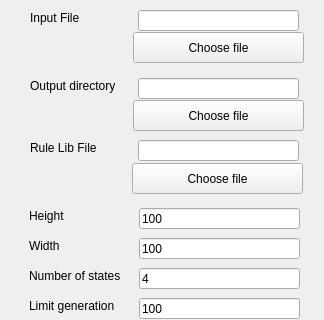
Qt form mainwindow.ui (phanmduong/Cellular-Automaton-Simulator) before a commit; both pictures show x 0 to 324 and y 0 to 320 of the 324 by 594 pixel window.
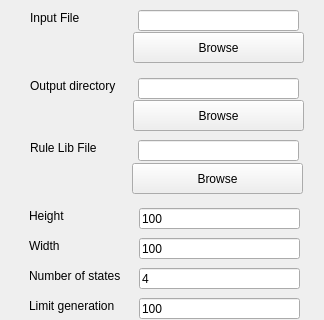
The same form after that commit.

Diff of the .ui file:
```diff
--- a/mainwindow.ui
+++ b/mainwindow.ui
@@ -191,7 +191,7 @@
      </rect>
     </property>
     <property name="text">
-     <string>Choose file</string>
+     <string>Browse</string>
     </property>
    </widget>
    <widget class="QLineEdit" name="inputFilePathEdit">
@@ -262,7 +262,7 @@
      </rect>
     </property>
     <property name="text">
-     <string>Choose file</string>
+     <string>Browse</string>
     </property>
    </widget>
    <widget class="QPushButton" name="chooseFileRule">
@@ -275,7 +275,7 @@
      </rect>
     </property>
     <property name="text">
-     <string>Choose file</string>
+     <string>Browse</string>
     </property>
    </widget>
    <widget class="QLineEdit" name="ruleFilePathEdit">
```
